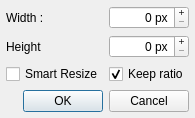
Viish/kfiltre, file kresizedialog.ui: the form before one commit.
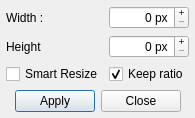
The form after the commit.

The edit to the form file:
```diff
--- a/kresizedialog.ui
+++ b/kresizedialog.ui
@@ -121,14 +121,28 @@
     </layout>
    </item>
    <item row="1" column="0">
+    <layout class="QGridLayout" name="gridLayout_3">
+     <item row="0" column="0">
     <widget class="QDialogButtonBox" name="buttonBox">
      <property name="locale">
       <locale language="English" country="UnitedStates"/>
      </property>
      <property name="standardButtons">
-      <set>QDialogButtonBox::Cancel|QDialogButtonBox::Ok</set>
-     </property>
-    </widget>
+        <set>QDialogButtonBox::Apply</set>
+       </property>
+      </widget>
+     </item>
+     <item row="0" column="1">
+      <widget class="QDialogButtonBox" name="buttonBox_2">
+       <property name="layoutDirection">
+        <enum>Qt::RightToLeft</enum>
+       </property>
+       <property name="standardButtons">
+        <set>QDialogButtonBox::Close</set>
+       </property>
+      </widget>
+     </item>
+    </layout>
    </item>
   </layout>
  </widget>
```
Left out of the diff: 26 changed lines with no effect on the pictures. Lines whose indentation alone changed are shown as unchanged.
